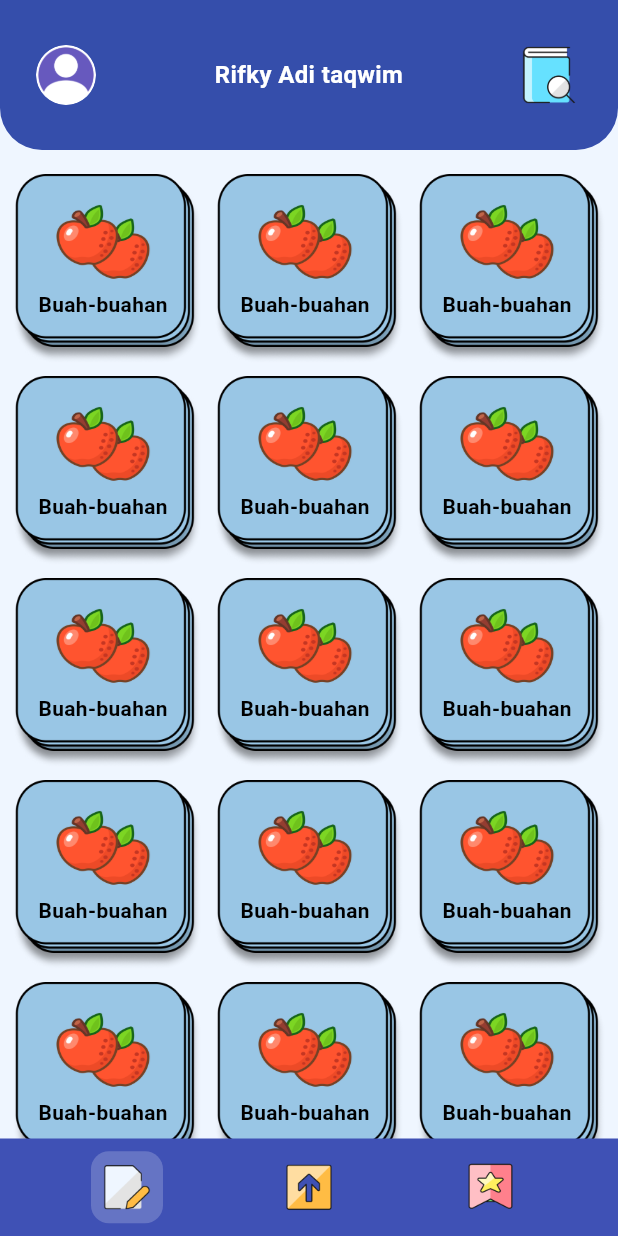
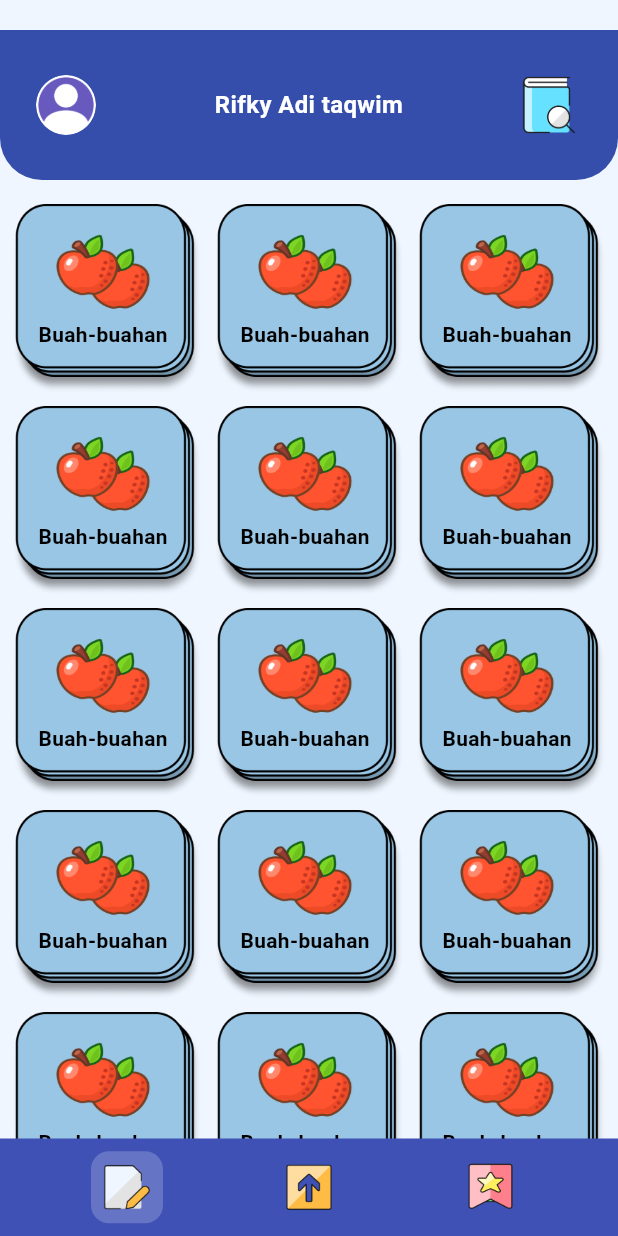
Before and after one commit to GhaniHD/flutter_tutur, a Flutter app: the screen it shows after launch, on a phone screen of 412 x 824 dp. Run offline on Flutter 3.47's test engine with Material 3 defaults, Android fonts, the light colour scheme and no system bars; our stand-ins replace dio, image_picker.

Commit message:
fix profil 1

```diff
--- a/lib/shared/widgets/headers/profile_header_widget.dart
+++ b/lib/shared/widgets/headers/profile_header_widget.dart
@@ -64,6 +64,7 @@ class _ProfileHeaderWidgetState extends State<ProfileHeaderWidget> {
         Container(
           width: double.infinity,
           height: headerHeight,
+          margin: EdgeInsets.only(top: 20),
           padding: EdgeInsets.symmetric(
             horizontal: screenWidth > 600 ? 16 : 12,
             vertical: screenWidth > 600 ? 12 : 8,
```
